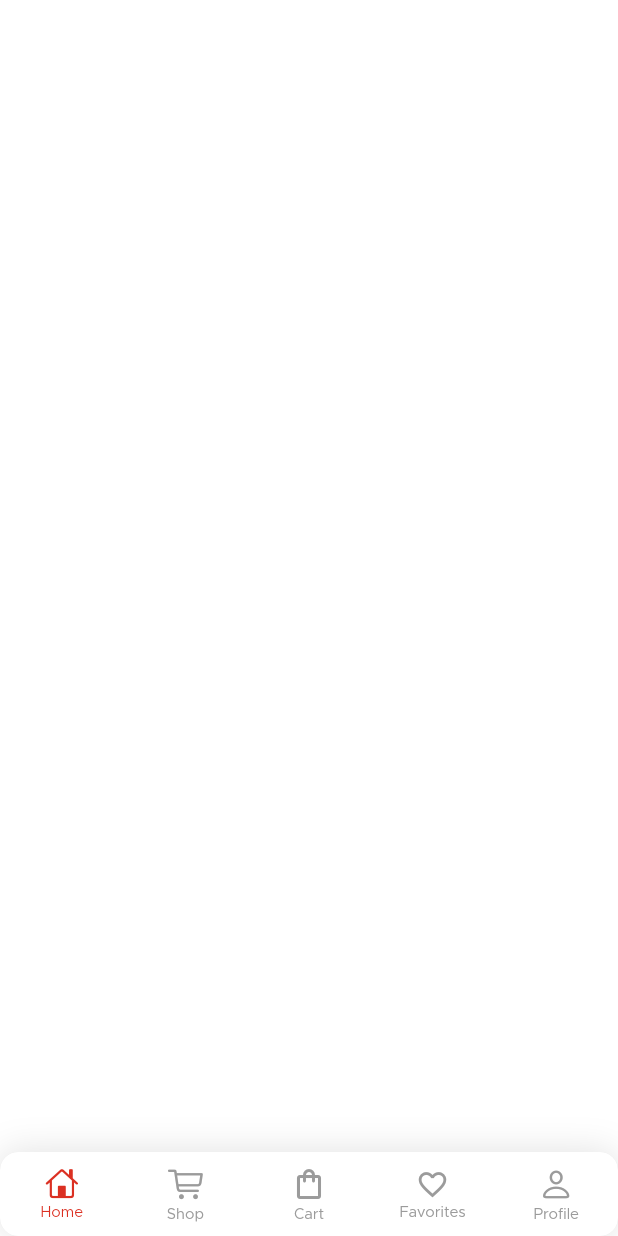
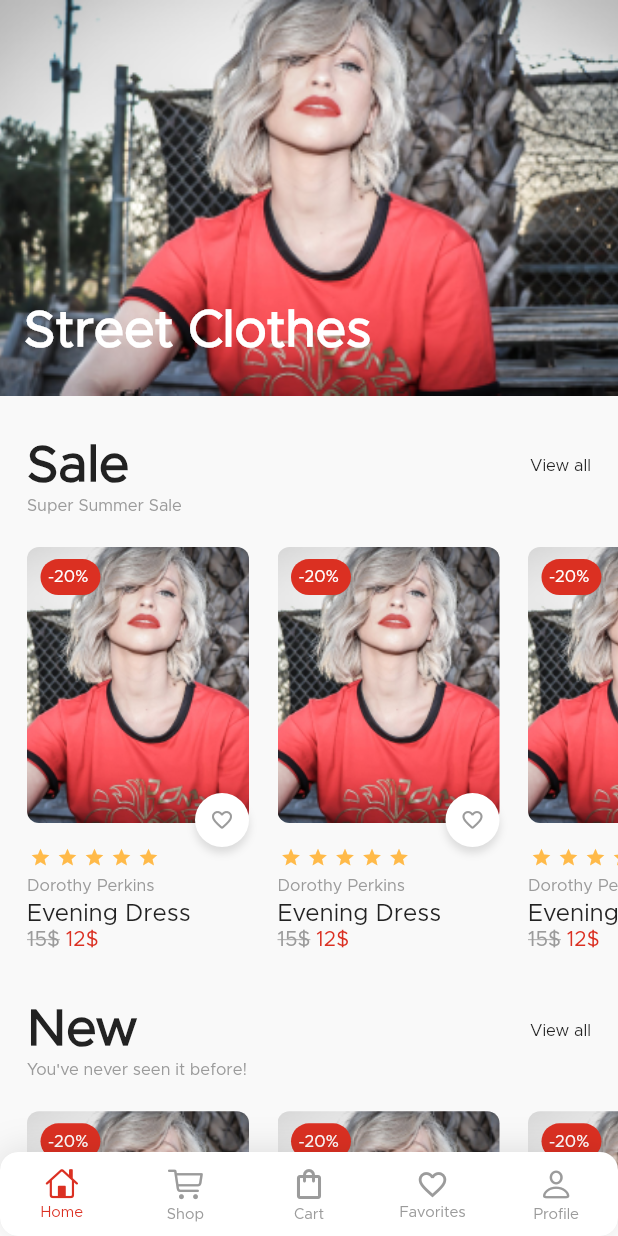
Before and after one commit to salsabilelshiekh2022/E-commerce_application, a Flutter app: the NavBarView screen opened by its route, on a phone screen of 412 x 824 dp. Run offline on Flutter 3.47's test engine with Material 2 defaults, Android fonts, the phone set to English and light mode, and no system bars; drawn by our look-alikes of flutter_rating_bar, persistent_bottom_nav_bar_v2; our stand-ins replace bloc, dio, equatable, flutter_bloc, flutter_svg; accounts and stored records are empty.

Commit message:
finish home ui

```diff
--- a/lib/constants.dart
+++ b/lib/constants.dart
@@ -7,6 +7,7 @@ const grey = Color(0xff9B9B9B);
 const white = Color(0xffFFFFFF);
 const success = Color(0xff2AA952);
 const error = Color(0xffF01F0E);
+const yellow = Color(0xffFFBA49);
 
 double getHeight(BuildContext context) {
   return MediaQuery.of(context).size.height;
--- a/lib/core/assets/app_assets.dart
+++ b/lib/core/assets/app_assets.dart
@@ -1,4 +1,5 @@
 class AppAssets {
-  static const String googleAssets = "assets/images/google-svgrepo-com.svg";
-  static const String faceBookAssets = "assets/images/facebook-svgrepo-com.svg";
+  static const String googleAsset = "assets/images/google-svgrepo-com.svg";
+  static const String faceBookAsset = "assets/images/facebook-svgrepo-com.svg";
+  static const String headerAsset = "assets/images/header_test.png";
 }
--- a/lib/core/router/router.dart
+++ b/lib/core/router/router.dart
@@ -20,6 +20,9 @@ Route<dynamic> onGenerate(RouteSettings settings) {
     case AppRoutes.navBarRoute:
       return CupertinoPageRoute(
           builder: (_) => const NavBarView(), settings: settings);
+    case AppRoutes.homePageRoute:
+      return CupertinoPageRoute(
+          builder: (_) => const NavBarView(), settings: settings);
 
     default:
       return CupertinoPageRoute(
--- a/lib/main.dart
+++ b/lib/main.dart
@@ -30,6 +30,6 @@ class MyApp extends StatelessWidget {
           scaffoldBackgroundColor: constants.lightScaffoldBackgroundColor,
         ),
         onGenerateRoute: onGenerate,
-        initialRoute: AppRoutes.registerPageRoute);
+        initialRoute: AppRoutes.navBarRoute);
   }
 }
--- /dev/null
+++ b/lib/views/home/view.dart
@@ -0,0 +1,102 @@
+import 'package:ecommerce/core/assets/app_assets.dart';
+import 'package:flutter/material.dart';
+
+import '../../constants.dart';
+import '../../widgets/app_text.dart';
+import '../../widgets/header_of_list.dart';
+import '../../widgets/product_item.dart';
+
+class HomeView extends StatelessWidget {
+  const HomeView({super.key});
+
+  @override
+  Widget build(BuildContext context) {
+    final height = getHeight(context);
+    return Scaffold(
+      body: SingleChildScrollView(
+        physics: const BouncingScrollPhysics(),
+        child: Column(
+          crossAxisAlignment: CrossAxisAlignment.start,
+          children: [
+            Stack(
+              alignment: Alignment.bottomLeft,
+              children: [
+                Image.asset(
+                  AppAssets.headerAsset,
+                  width: double.infinity,
+                  height: height * .32,
+                  fit: BoxFit.cover,
+                ),
+                const Padding(
+                  padding: EdgeInsets.symmetric(
+                    horizontal: 16.0,
+                    vertical: 26.0,
+                  ),
+                  child: AppText(
+                    text: 'Street Clothes',
+                    color: white,
+                    fontSize: 34,
+                    fontWeight: FontWeight.bold,
+                  ),
+                ),
+              ],
+            ),
+            const SizedBox(
+              height: 30,
+            ),
+            const HeaderOfList(
+              title: 'Sale',
+              subTitle: 'Super Summer Sale',
+            ),
+            Padding(
+              padding: const EdgeInsets.only(left: 18, top: 22),
+              child: SizedBox(
+                height: height * .334,
+                child: ListView.builder(
+                  padding: EdgeInsets.zero,
+                  physics: const BouncingScrollPhysics(),
+                  itemBuilder: (context, index) {
+                    return const Padding(
+                      padding: EdgeInsets.only(right: 17),
+                      child: ProductItem(),
+                    );
+                  },
+                  scrollDirection: Axis.horizontal,
+                  itemCount: 8,
+                ),
+              ),
+            ),
+            const SizedBox(
+              height: 30,
+            ),
+            const HeaderOfList(
+              title: 'New',
+              subTitle: "You've never seen it before!",
+            ),
+            Padding(
+              padding: const EdgeInsets.only(left: 18, top: 22),
+              child: SizedBox(
+                height: height * .334,
+                child: ListView.builder(
+                  padding: EdgeInsets.zero,
+                  physics: const BouncingScrollPhysics(),
+                  itemBuilder: (context, index) {
+                    return const Padding(
+                      padding: EdgeInsets.only(right: 17),
+                      child: ProductItem(),
+                    );
+                  },
+                  scrollDirection: Axis.horizontal,
+                  itemCount: 8,
+                ),
+              ),
+            ),
+            const SizedBox(
+              height: 30,
+            )
+          ],
+        ),
+      ),
+    );
+  }
+}
--- a/lib/views/login/view.dart
+++ b/lib/views/login/view.dart
@@ -129,12 +129,12 @@ class LoginView extends StatelessWidget {
                       const Row(
                         mainAxisAlignment: MainAxisAlignment.center,
                         children: [
-                          SocialMediaButton(imagePath: AppAssets.googleAssets),
+                          SocialMediaButton(imagePath: AppAssets.googleAsset),
                           SizedBox(
                             width: 16,
                           ),
                           SocialMediaButton(
-                            imagePath: AppAssets.faceBookAssets,
+                            imagePath: AppAssets.faceBookAsset,
                           ),
                         ],
                       )
--- a/lib/views/nav_bar/view.dart
+++ b/lib/views/nav_bar/view.dart
@@ -3,6 +3,7 @@ import 'package:flutter/material.dart';
 import 'package:persistent_bottom_nav_bar_v2/persistent-tab-view.dart';
 
 import '../../constants.dart';
+import '../home/view.dart';
 
 class NavBarView extends StatefulWidget {
   const NavBarView({super.key});
@@ -15,7 +16,7 @@ class _NavBarViewState extends State<NavBarView> {
   final _controller = PersistentTabController();
   List<Widget> _buildScreens() {
     return [
-      Container(),
+      const HomeView(),
       Container(),
       Container(),
       Container(),
--- a/lib/views/register/view.dart
+++ b/lib/views/register/view.dart
@@ -159,12 +159,12 @@ class RegisterView extends StatelessWidget {
                       const Row(
                         mainAxisAlignment: MainAxisAlignment.center,
                         children: [
-                          SocialMediaButton(imagePath: AppAssets.googleAssets),
+                          SocialMediaButton(imagePath: AppAssets.googleAsset),
                           SizedBox(
                             width: 16,
                           ),
                           SocialMediaButton(
-                            imagePath: AppAssets.faceBookAssets,
+                            imagePath: AppAssets.faceBookAsset,
                           ),
                         ],
                       )
--- a/lib/widgets/app_text.dart
+++ b/lib/widgets/app_text.dart
@@ -8,17 +8,23 @@ class AppText extends StatelessWidget {
       required this.text,
       this.color = constants.black,
       this.fontSize = 14,
-      this.fontWeight});
+      this.fontWeight,
+      this.decoration});
   final String text;
   final Color color;
   final double fontSize;
   final FontWeight? fontWeight;
+  final TextDecoration? decoration;
   @override
   Widget build(BuildContext context) {
     return Text(
       text,
-      style:
-          TextStyle(color: color, fontSize: fontSize, fontWeight: fontWeight),
+      style: TextStyle(
+          color: color,
+          fontSize: fontSize,
+          fontWeight: fontWeight,
+          decoration: decoration,
+          decorationThickness: 2),
     );
   }
 }
--- /dev/null
+++ b/lib/widgets/favorite_button.dart
@@ -0,0 +1,34 @@
+import 'package:flutter/material.dart';
+
+import '../constants.dart';
+
+class FavoriteButton extends StatelessWidget {
+  const FavoriteButton({super.key});
+
+  @override
+  Widget build(BuildContext context) {
+    return Positioned(
+      top: 164,
+      left: 112,
+      child: GestureDetector(
+        onTap: () {},
+        child: Container(
+          width: 36,
+          height: 36,
+          decoration: BoxDecoration(
+              color: white,
+              borderRadius: BorderRadius.circular(18),
+              boxShadow: const [
+                BoxShadow(
+                    color: Colors.black12, offset: Offset(0, 4), blurRadius: 4)
+              ]),
+          child: const Icon(
+            Icons.favorite_outline_rounded,
+            color: grey,
+            size: 16,
+          ),
+        ),
+      ),
+    );
+  }
+}
--- /dev/null
+++ b/lib/widgets/header_of_list.dart
@@ -0,0 +1,45 @@
+import 'package:ecommerce/constants.dart';
+import 'package:ecommerce/widgets/app_text.dart';
+import 'package:flutter/material.dart';
+
+class HeaderOfList extends StatelessWidget {
+  const HeaderOfList({super.key, required this.title, required this.subTitle});
+  final String title;
+  final String subTitle;
+
+  @override
+  Widget build(BuildContext context) {
+    return Padding(
+      padding: const EdgeInsets.symmetric(horizontal: 18),
+      child: Column(
+        crossAxisAlignment: CrossAxisAlignment.start,
+        children: [
+          Row(
+            mainAxisAlignment: MainAxisAlignment.spaceBetween,
+            children: [
+              AppText(
+                text: title,
+                color: black,
+                fontSize: 34,
+                fontWeight: FontWeight.bold,
+              ),
+              const AppText(
+                text: 'View all',
+                color: black,
+                fontSize: 11,
+              ),
+            ],
+          ),
+          const SizedBox(
+            height: 4,
+          ),
+          AppText(
+            text: subTitle,
+            color: grey,
+            fontSize: 11,
+          ),
+        ],
+      ),
+    );
+  }
+}
--- /dev/null
+++ b/lib/widgets/product_item.dart
@@ -0,0 +1,103 @@
+import 'package:ecommerce/constants.dart';
+import 'package:ecommerce/widgets/rating_bar.dart';
+import 'package:flutter/material.dart';
+
+import '../core/assets/app_assets.dart';
+import 'app_text.dart';
+import 'favorite_button.dart';
+
+class ProductItem extends StatelessWidget {
+  const ProductItem({super.key});
+
+  static bool sale = true;
+
+  @override
+  Widget build(BuildContext context) {
+    return SizedBox(
+      width: 150,
+      height: 270,
+      child: Column(
+        crossAxisAlignment: CrossAxisAlignment.start,
+        children: [
+          SizedBox(
+            height: 200,
+            child: Stack(
+              children: [
+                ClipRRect(
+                  borderRadius: BorderRadius.circular(8),
+                  child: Image.asset(
+                    AppAssets.headerAsset,
+                    height: 184,
+                    width: 148,
+                    fit: BoxFit.cover,
+                  ),
+                ),
+                sale
+                    ? Padding(
+                        padding: const EdgeInsets.only(top: 8, left: 9),
+                        child: Container(
+                          width: 40,
+                          height: 24,
+                          decoration: BoxDecoration(
+                              color: primaryAppColor,
+                              borderRadius: BorderRadius.circular(29)),
+                          child: const Align(
+                            child: AppText(
+                              text: '-20% ',
+                              fontSize: 11,
+                              color: white,
+                            ),
+                          ),
+                        ),
+                      )
+                    : const SizedBox(),
+                const FavoriteButton(),
+              ],
+            ),
+          ),
+          const Align(
+            alignment: Alignment.topLeft,
+            child: StarRatingBar(),
+          ),
+          const SizedBox(
+            height: 6,
+          ),
+          const AppText(
+            text: 'Dorothy Perkins',
+            fontSize: 11,
+            color: grey,
+          ),
+          const SizedBox(
+            height: 5,
+          ),
+          const AppText(
+            text: 'Evening Dress',
+            fontSize: 16,
+            color: black,
+          ),
+          const SizedBox(
+            height: 3,
+          ),
+          const Row(
+            children: [
+              AppText(
+                text: '15\$',
+                fontSize: 14,
+                color: grey,
+                decoration: TextDecoration.lineThrough,
+              ),
+              SizedBox(
+                width: 4,
+              ),
+              AppText(
+                text: '12\$',
+                fontSize: 14,
+                color: primaryAppColor,
+              ),
+            ],
+          )
+        ],
+      ),
+    );
+  }
+}
--- /dev/null
+++ b/lib/widgets/rating_bar.dart
@@ -0,0 +1,25 @@
+import 'package:ecommerce/constants.dart';
+import 'package:flutter/material.dart';
+import 'package:flutter_rating_bar/flutter_rating_bar.dart';
+
+class StarRatingBar extends StatelessWidget {
+  const StarRatingBar({super.key});
+
+  @override
+  Widget build(BuildContext context) {
+    return RatingBar.builder(
+      initialRating: 5,
+      minRating: 1,
+      direction: Axis.horizontal,
+      allowHalfRating: true,
+      itemCount: 5,
+      itemSize: 14,
+      itemPadding: const EdgeInsets.symmetric(horizontal: 2.0),
+      itemBuilder: (context, _) => const Icon(
+        Icons.star,
+        color: yellow,
+      ),
+      onRatingUpdate: (rating) {},
+    );
+  }
+}
--- a/pubspec.yaml
+++ b/pubspec.yaml
@@ -35,6 +35,8 @@ dependencies:
   flutter:
     sdk: flutter
   flutter_bloc: ^8.1.3
+  flutter_margin_widget: ^0.0.3
+  flutter_rating_bar: ^4.0.1
   flutter_screenutil: ^5.9.0
   flutter_svg: ^2.0.7
   persistent_bottom_nav_bar_v2: ^4.2.8
```
Also changed, not shown: assets/images/header_test.png (added), pubspec.lock.
